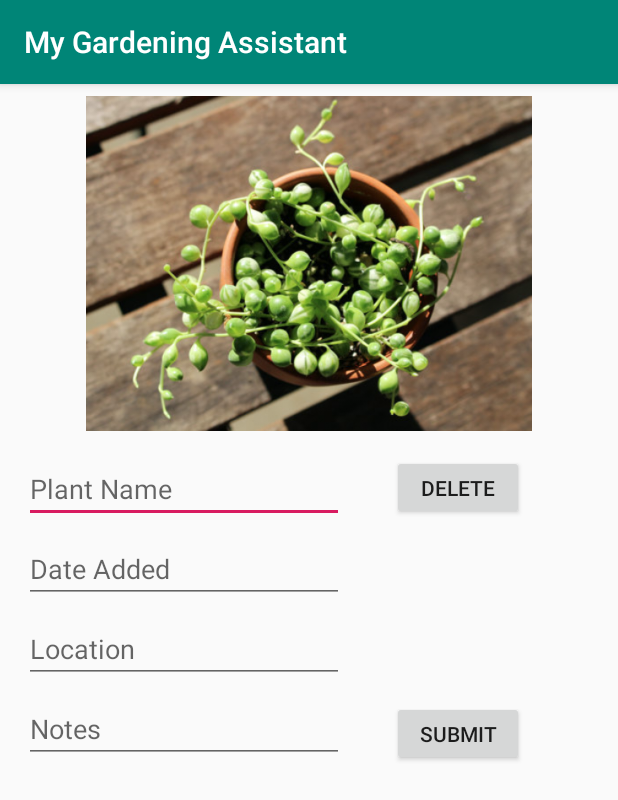
After one commit to jessicaeh/MyGardenAssistant, an Android app: the ViewPlantScreen screen opened directly, with no data from a screen before it, on a phone screen of 412 x 824 dp. The commit adds this screen. Shown: the top 800 px of the screen. Run offline under Robolectric (Android 15) with nearby library versions, the phone set to English and light mode, and no system bars.

Commit message:
Finished My Garden, will add photos later if I can

```diff
--- a/app/src/main/AndroidManifest.xml
+++ b/app/src/main/AndroidManifest.xml
@@ -16,7 +16,9 @@
                 <category android:name="android.intent.category.LAUNCHER" />
             </intent-filter>
         </activity>
-        <activity android:name=".MyGarden"></activity>
+        <activity android:name=".MyGarden" />
+        <activity android:name=".NewPlantScreen" />
+        <activity android:name=".ViewPlantScreen"></activity>
     </application>
 
 </manifest>
--- /dev/null
+++ b/app/src/main/java/com/example/jessica/mygardeningassistant/ViewPlantScreen.java
@@ -0,0 +1,90 @@
+package com.example.jessica.mygardeningassistant;
+
+import android.content.Intent;
+import android.support.v7.app.AppCompatActivity;
+import android.os.Bundle;
+import android.util.Log;
+import android.view.View;
+import android.widget.Button;
+import android.widget.EditText;
+import android.widget.Toast;
+
+public class ViewPlantScreen extends AppCompatActivity {
+
+    private static final String TAG = "ViewPlantActivity";
+
+    DatabaseHelper db;
+    private EditText name;
+    private EditText date;
+    private EditText loc;
+    private EditText notes;
+    private Button submit, delete;
+
+    private String selectedName, selectedDate, selectedLoc, selectedNotes;
+    private int selectedID;
+
+    @Override
+    protected void onCreate(Bundle savedInstanceState) {
+        super.onCreate(savedInstanceState);
+        setContentView(R.layout.activity_view_plant_screen);
+
+        name = (EditText) findViewById(R.id.changePlantName);
+        date = (EditText) findViewById(R.id.changePlantDate);
+        loc = (EditText) findViewById(R.id.changePlantLocation);
+        notes = (EditText) findViewById(R.id.changePlantNotes);
+        submit = (Button) findViewById(R.id.changeButton);
+        delete = (Button) findViewById(R.id.deleteButton);
+        db = new DatabaseHelper(this);
+
+        Intent receivedIntent = getIntent();
+
+        //now get the itemID we passed as an extra
+        selectedID = receivedIntent.getIntExtra("id",-1); //NOTE: -1 is just the default value
+        selectedName = receivedIntent.getStringExtra("name");
+        selectedDate = receivedIntent.getStringExtra("date");
+        selectedLoc = receivedIntent.getStringExtra("loc");
+        selectedNotes = receivedIntent.getStringExtra("notes");
+
+        //set the text to show the current selected name
+        name.setText(selectedName);
+        date.setText(selectedDate);
+        loc.setText(selectedLoc);
+        notes.setText(selectedNotes);
+        Log.d(TAG, "Name " + selectedName + " date " + selectedDate + " loc " + selectedLoc + " note " + selectedNotes);
+
+        submit.setOnClickListener(new View.OnClickListener() {
+            @Override
+            public void onClick(View view) {
+                String newEntryName = name.getText().toString();
+                String newEntryDate = date.getText().toString();
+                String newEntryLoc = loc.getText().toString();
+                String newEntryNotes = notes.getText().toString();
+
+                if (name.length() != 0 && loc.length() != 0){
+                    db.updateData(newEntryName, newEntryDate, newEntryLoc, newEntryNotes, selectedID);
+                    name.setText("");
+                    date.setText("");
+                    loc.setText("");
+                    notes.setText("");
+                } else {
+                    toastMessage("You must put something in the date, name, and location fields!!");
+                }
+
+                startActivity(new Intent(ViewPlantScreen.this, MyGarden.class));
+            }
+        });
+
+        delete.setOnClickListener(new View.OnClickListener() {
+            @Override
+            public void onClick(View view) {
+                db.deleteData(selectedID);
+                toastMessage("removed from database");
+                startActivity(new Intent(ViewPlantScreen.this, MyGarden.class));
+            }
+        });
+    }
+
+    private void toastMessage(String message) {
+        Toast.makeText(this,message,Toast.LENGTH_SHORT).show();
+    }
+}
--- /dev/null
+++ b/app/src/main/res/layout/activity_view_plant_screen.xml
@@ -0,0 +1,101 @@
+<?xml version="1.0" encoding="utf-8"?>
+<ScrollView xmlns:android="http://schemas.android.com/apk/res/android"
+    xmlns:app="http://schemas.android.com/apk/res-auto"
+    xmlns:tools="http://schemas.android.com/tools"
+    android:layout_width="match_parent"
+    android:layout_height="match_parent"
+    android:fillViewport="true">
+    <android.support.constraint.ConstraintLayout xmlns:android="http://schemas.android.com/apk/res/android"
+        xmlns:app="http://schemas.android.com/apk/res-auto"
+        xmlns:tools="http://schemas.android.com/tools"
+        android:layout_width="match_parent"
+        android:layout_height="match_parent"
+        tools:context=".NewPlantScreen">
+
+        <ImageView
+            android:id="@+id/imageView2"
+            android:layout_width="wrap_content"
+            android:layout_height="223dp"
+            android:layout_marginTop="8dp"
+            app:layout_constraintEnd_toEndOf="parent"
+            app:layout_constraintHorizontal_bias="0.0"
+            app:layout_constraintStart_toStartOf="parent"
+            app:layout_constraintTop_toTopOf="parent"
+            app:srcCompat="@drawable/sample_pic" />
+
+        <EditText
+            android:id="@+id/changePlantName"
+            android:layout_width="wrap_content"
+            android:layout_height="wrap_content"
+            android:layout_marginStart="16dp"
+            android:layout_marginTop="16dp"
+            android:ems="10"
+            android:hint="Plant Name"
+            android:inputType="textPersonName"
+            app:layout_constraintStart_toStartOf="parent"
+            app:layout_constraintTop_toBottomOf="@+id/imageView2" />
+
+        <EditText
+            android:id="@+id/changePlantDate"
+            android:layout_width="wrap_content"
+            android:layout_height="wrap_content"
+            android:layout_marginStart="16dp"
+            android:layout_marginTop="8dp"
+            android:ems="10"
+            android:hint="Date Added"
+            android:inputType="date"
+            app:layout_constraintStart_toStartOf="parent"
+            app:layout_constraintTop_toBottomOf="@+id/changePlantName" />
+
+        <EditText
+            android:id="@+id/changePlantLocation"
+            android:layout_width="wrap_content"
+            android:layout_height="wrap_content"
+            android:layout_marginStart="16dp"
+            android:layout_marginTop="8dp"
+            android:ems="10"
+            android:hint="Location"
+            android:inputType="textShortMessage"
+            app:layout_constraintStart_toStartOf="parent"
+            app:layout_constraintTop_toBottomOf="@+id/changePlantDate" />
+
+        <EditText
+            android:id="@+id/changePlantNotes"
+            android:layout_width="wrap_content"
+            android:layout_height="wrap_content"
+            android:layout_marginStart="16dp"
+            android:layout_marginTop="8dp"
+            android:ems="10"
+            android:hint="Notes"
+            android:inputType="textMultiLine"
+            app:layout_constraintStart_toStartOf="parent"
+            app:layout_constraintTop_toBottomOf="@+id/changePlantLocation" />
+
+        <Button
+            android:id="@+id/changeButton"
+            android:layout_width="wrap_content"
+            android:layout_height="43dp"
+            android:layout_marginStart="8dp"
+            android:layout_marginTop="180dp"
+            android:layout_marginEnd="8dp"
+            android:text="Submit"
+            app:layout_constraintEnd_toEndOf="parent"
+            app:layout_constraintHorizontal_bias="0.306"
+            app:layout_constraintStart_toEndOf="@+id/changePlantNotes"
+            app:layout_constraintTop_toBottomOf="@+id/imageView2" />
+
+        <Button
+            android:id="@+id/deleteButton"
+            android:layout_width="wrap_content"
+            android:layout_height="43dp"
+            android:layout_marginStart="8dp"
+            android:layout_marginTop="16dp"
+            android:layout_marginEnd="8dp"
+            android:text="Delete"
+            app:layout_constraintEnd_toEndOf="parent"
+            app:layout_constraintHorizontal_bias="0.306"
+            app:layout_constraintStart_toEndOf="@+id/changePlantName"
+            app:layout_constraintTop_toBottomOf="@+id/imageView2" />
+
+    </android.support.constraint.ConstraintLayout>
+</ScrollView>
--- a/app/src/main/res/values/strings.xml
+++ b/app/src/main/res/values/strings.xml
@@ -1,3 +1,6 @@
 <resources>
     <string name="app_name">My Gardening Assistant</string>
+    <string name="edit_plant_name">Plant Name</string>
+    <string name="edit_plant_location">Location</string>
+    <string name="edit_plant_notes">Notes</string>
 </resources>
```
Also changed, not shown: app/src/main/java/com/example/jessica/mygardeningassistant/DatabaseHelper.java (added, +118 -0 lines), app/src/main/java/com/example/jessica/mygardeningassistant/MyGarden.java (+86 -0 lines), app/src/main/java/com/example/jessica/mygardeningassistant/NewPlantScreen.java (added, +75 -0 lines), app/src/main/res/layout/activity_my_garden.xml (+23 -3 lines), app/src/main/res/layout/activity_new_plant_screen.xml (added, +76 -0 lines), app/src/main/res/drawable/sample_pic.png (added).
